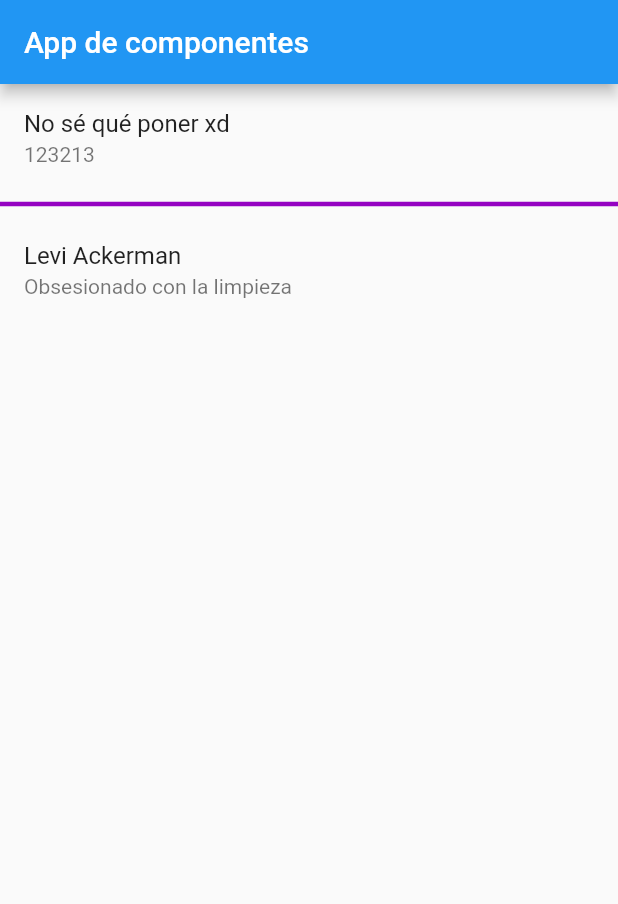
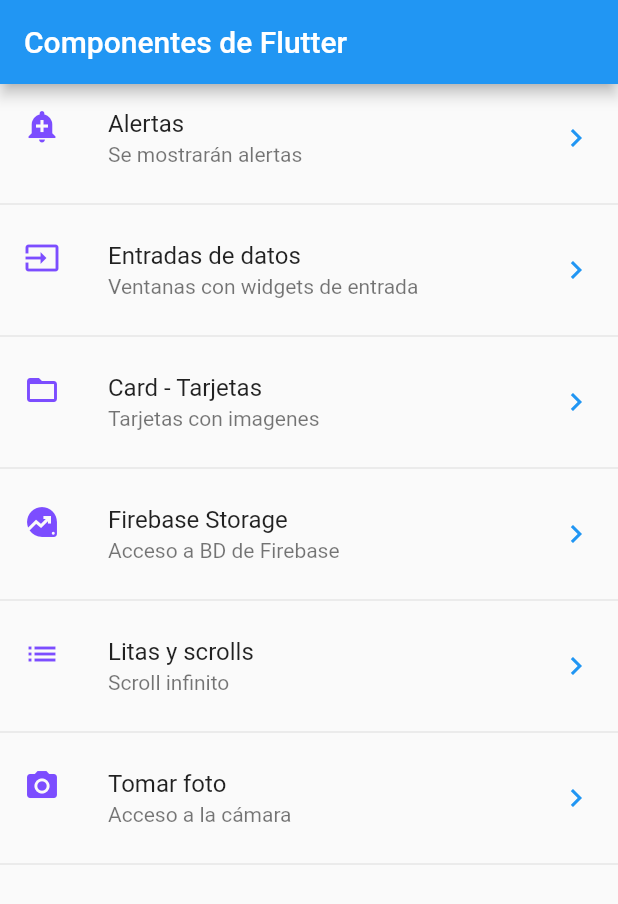
Before and after one commit to MariaSRomero/Componentes, a Flutter app: the screen it shows after launch, on a phone screen of 412 x 824 dp. Shown: the top 904 px of the screen. Run offline on Flutter 3.47's test engine with Material 2 defaults, Android fonts, the phone set to English and light mode, and no system bars.

Commit message:
segundo commit

```diff
--- /dev/null
+++ b/data/menu_opciones.json
@@ -0,0 +1,45 @@
+{
+    "nombreApp" : "componentes",
+    "iconApp" : "icon",
+    "rutas" : [
+        {
+            "ruta" : "alert",
+            "icon" : "add_alert",
+            "texto" : "Alertas",
+            "texto2" : "Se mostrarán alertas"
+        },
+        {
+            "ruta" : "inputs",
+            "icon" : "input",
+            "texto" : "Entradas de datos",
+            "texto2" : "Ventanas con widgets de entrada"
+        },
+        {
+            "ruta" : "card",
+            "icon" : "folder_open",
+            "texto" : "Card - Tarjetas",
+            "texto2" : "Tarjetas con imagenes"
+        },
+        {
+            "ruta" : "firebase",
+            "icon" : "data",
+            "texto" : "Firebase Storage",
+            "texto2" : "Acceso a BD de Firebase"
+        },
+        {
+            "ruta" : "list",
+            "icon" : "list",
+            "texto" : "Litas y scrolls",
+            "texto2" : "Scroll infinito"
+        },
+        {
+            "ruta" : "camara",
+            "icon" : "camera",
+            "texto" : "Tomar foto",
+            "texto2" : "Acceso a la cámara"
+        }
+
+    ]
+
+
+}
--- a/lib/home_page_temp.dart
+++ b/lib/home_page_temp.dart
@@ -1,30 +1,89 @@
+import 'package:componentes/providers/menu_provider.dart';
 import 'package:flutter/material.dart';
+import 'package:componentes/utils/icon_mapping.dart';
 
 class HomePageTemp extends StatelessWidget {
   const HomePageTemp({super.key});
+
 
   @override
   Widget build(BuildContext context) {
     return Scaffold(
       appBar: AppBar(
-        title: const Text('App de componentes'),
+        title: const Text('Componentes de Flutter'),
       ),
-      body: ListView(
-        children: const [
-          ListTile(
-            title: Text('No sé qué poner xd'),
-            subtitle: Text('123213'),
-          ),
-          Divider(
-            thickness: 3.0,
-            color: Color.fromARGB(255, 149, 2, 194),
-          ),
-          ListTile(
-            title: Text('Levi Ackerman'),
-            subtitle: Text('Obsesionado con la limpieza'),
-          ),
-        ],
-      ),
+      body: _lista(),
     );
   }
 }
+
+Widget _lista() {
+  /*Recuperacion de datos de un archivo json
+  print(menuProvider.opciones);
+  menuProvider.loadData().then((opciones) {
+    print('_lista: ');
+    print(opciones);
+  });*/
+  return FutureBuilder(
+    future: menuProvider.loadData(), //indicando lo que queremos esperar
+    initialData: const [],
+    builder: (BuildContext context, AsyncSnapshot<List<dynamic>> snapshot) {
+      //print('builder: ');
+      //print(snapshot.data);
+      return ListView(
+        children: _listaItems(snapshot.data as List<dynamic>, context),
+      );
+    },
+  );
+}
+
+List<Widget> _listaItems(List<dynamic> data, BuildContext context) {
+  final List<Widget> opciones = [];
+  IconMapping iconMap = const IconMapping();
+
+  data.forEach((opt) {
+    final tile = ListTile(
+      title: Text(opt['texto']),
+      leading: iconMap.getIcon(opt ['icon']),
+      trailing: const Icon(
+        Icons.keyboard_arrow_right,
+        color: Colors.blue,
+      ),
+      subtitle: Text(opt['texto2']),
+      onTap: () {
+        // final route = MaterialPageRoute(builder: (contex) {
+        //   return const AlertsScreens();
+        // });
+        Navigator.pushNamed(context, opt['ruta']);
+        //Navigator.push(context, route);
+      },
+    );
+    opciones
+      ..add(tile)
+      ..add(const Divider());
+  });
+
+  return opciones;
+  // return const [
+  //   ListTile(
+  //     title: Text('Real Madrid Campeones de la Champions League♥'),
+  //     subtitle: Text('90 min en el Santiago Bernabeu son Monto Longo♥'),
+  //   ),
+  //   Divider(
+  //     thickness: 1.5,
+  //     color: Color.fromARGB(255, 226, 2, 2),
+  //   ),
+  //   ListTile(
+  //     title: Text('Cristiano Ronaldo'),
+  //     subtitle: Text('Leyenda del Real con 467 Goles'),
+  //   ),
+  //   Divider(
+  //     thickness: 1.5,
+  //     color: Color.fromARGB(255, 8, 16, 233),
+  //   ),
+  //   ListTile(
+  //     title: Text('Karim Benzema'),
+  //     subtitle: Text('Ganador del Balon de Oro'),
+  //   ),
+  // ];
+}
--- a/lib/main.dart
+++ b/lib/main.dart
@@ -1,3 +1,4 @@
+import 'package:componentes/UI/srccens/alerts_screens.dart';
 import 'package:componentes/home_page_temp.dart';
 import 'package:flutter/material.dart';
 
@@ -8,10 +9,19 @@ class MyApp extends StatelessWidget {
 
   @override
   Widget build(BuildContext context) {
-    return const MaterialApp(
+    return MaterialApp(
       title: 'App Componentes',
       debugShowCheckedModeBanner: false,
-      home: HomePageTemp(),
-    );
+      //home: HomePageTemp(),
+      initialRoute: '/',
+      routes: <String, WidgetBuilder>{
+        '/' : (BuildContext context) => const HomePageTemp(),
+        'alert':(BuildContext context) => const AlertsScreens(),
+      },
+      onGenerateRoute: (RouteSettings settings) {
+        print('Ruta llamada: ${settings.name}');
+        return MaterialPageRoute(
+          builder: (BuildContext context) => const AlertsScreens());
+      });
   }
 }
--- a/pubspec.yaml
+++ b/pubspec.yaml
@@ -9,6 +9,7 @@ environment:
 dependencies:
   flutter:
     sdk: flutter
+  google_fonts: ^4.0.3
 
 dev_dependencies:
   flutter_test:
@@ -17,3 +18,5 @@ dev_dependencies:
 
 flutter:
   uses-material-design: true
+  assets:
+    - data/menu_opciones.json
```
Also changed, not shown: lib/UI/srccens/alerts_screens.dart (added, +60 -0 lines), lib/UI/srccens/inputs_screens.dart (added, +12 -0 lines), lib/providers/menu_provider.dart (added, +30 -0 lines), lib/utils/icon_mapping.dart (added, +23 -0 lines), pubspec.lock, 1 other file.
